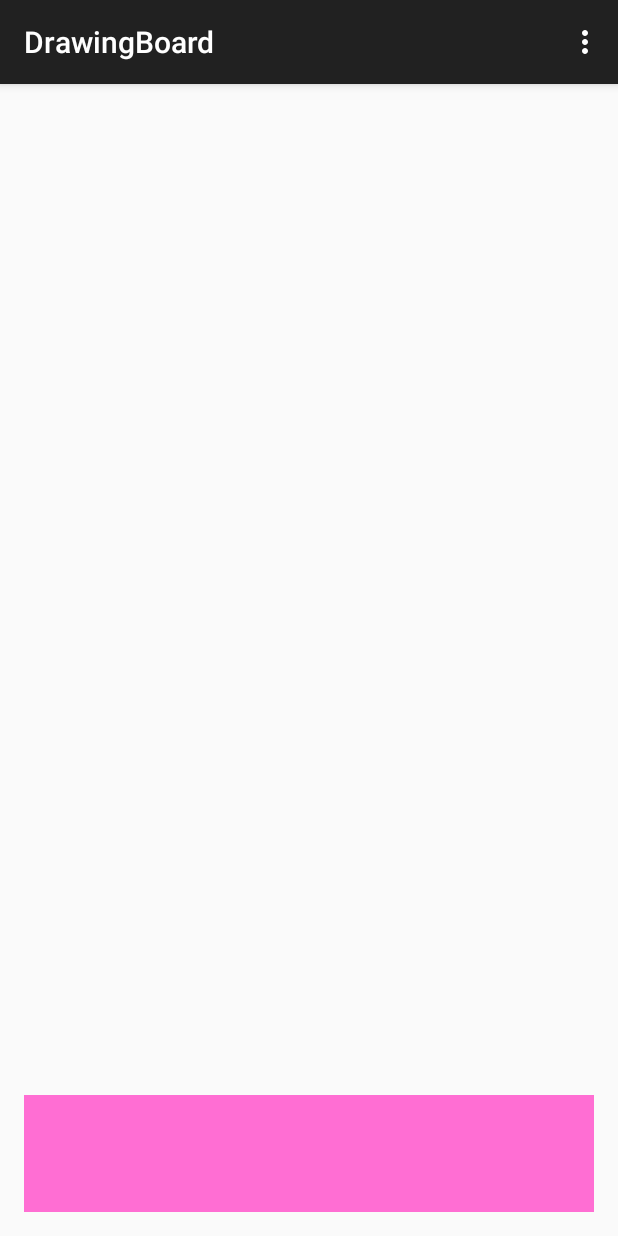
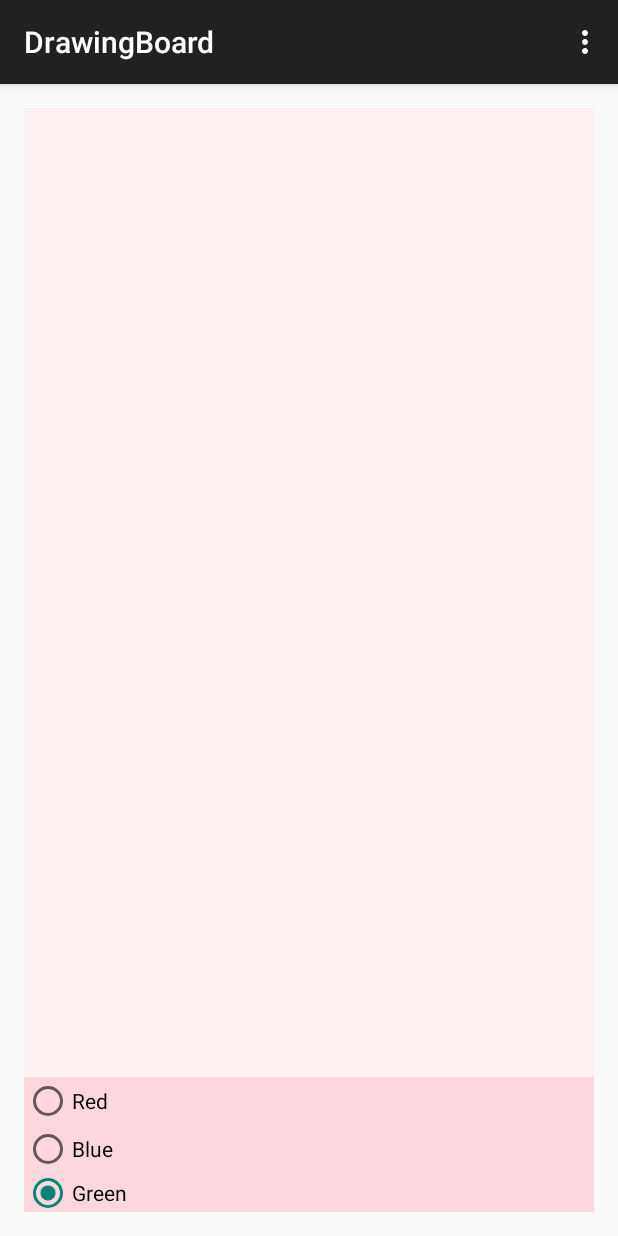
Before and after one commit to fjeljabali/Android, an Android app: the screen it shows after launch (MainActivity), in the options menu, after a tap on "Settings", on a phone screen of 412 x 824 dp. Run offline under Robolectric (Android 15) with nearby library versions, the phone set to English and light mode, and no system bars; libraries missing offline, so code that uses them is left out: android.test.

Commit message:
Buttons working as well as List for Path and Paint to redraw

```diff
--- a/DrawingBoard/app/src/main/java/cs11d/com/drawingboard/BoardFragment.java
+++ b/DrawingBoard/app/src/main/java/cs11d/com/drawingboard/BoardFragment.java
@@ -1,4 +1,4 @@
-package cs11d.com.drawingboard;
+ package cs11d.com.drawingboard;
 
 import android.app.Fragment;
 import android.content.Context;
@@ -18,11 +18,19 @@ import android.view.ViewGroup;
  */
 public class BoardFragment extends Fragment
 {
+    public static final String TAG = BoardFragment.class.getSimpleName();
+
+    Draw drawingCanvas;
 
     @Override
     public View onCreateView(LayoutInflater li, ViewGroup vg, Bundle b)
     {
-        return new Draw(getActivity());
+        drawingCanvas = new Draw(getActivity());
+        return drawingCanvas;
+    }
+
+    public void changeColor(int color) {
+        drawingCanvas.colorChanged(color);
     }
 
 }
--- a/DrawingBoard/app/src/main/java/cs11d/com/drawingboard/ControllersFragment.java
+++ b/DrawingBoard/app/src/main/java/cs11d/com/drawingboard/ControllersFragment.java
@@ -1,10 +1,14 @@
 package cs11d.com.drawingboard;
 
 import android.app.Fragment;
+import android.graphics.Color;
 import android.os.Bundle;
+import android.test.RenamingDelegatingContext;
 import android.view.LayoutInflater;
 import android.view.View;
 import android.view.ViewGroup;
+import android.widget.RadioButton;
+import android.widget.RadioGroup;
 
 /**
  * Created by Julez on 2/17/15.
@@ -15,6 +19,41 @@ public class ControllersFragment extends Fragment
     public View onCreateView(LayoutInflater li, ViewGroup vg, Bundle b)
     {
         View view = li.inflate(R.layout.controllers_layout, vg, false);
+
+        RadioGroup radioGroup = (RadioGroup) view.findViewById(R.id.radiogroup);
+
+        final RadioButton redbutton = (RadioButton) view.findViewById(R.id.redbutton);
+        final RadioButton bluebutton = (RadioButton) view.findViewById(R.id.bluebutton);
+        final RadioButton greenbutton = (RadioButton) view.findViewById(R.id.greenbutton);
+
+        redbutton.setOnClickListener(new View.OnClickListener()
+        {
+            public void onClick(View v)
+            {
+                ((MainActivity) getActivity()).changeColor(Color.RED);
+            }
+        });
+
+        bluebutton.setOnClickListener(new View.OnClickListener()
+
+        {
+            public void onClick(View v)
+            {
+                ((MainActivity) getActivity()).changeColor(Color.BLUE);
+            }
+        });
+
+        greenbutton.setOnClickListener(new View.OnClickListener()
+
+        {
+            public void onClick(View v)
+            {
+                ((MainActivity) getActivity()).changeColor(Color.GREEN);
+            }
+        });
+
+
+
         return view;
     }
 }
--- a/DrawingBoard/app/src/main/java/cs11d/com/drawingboard/Draw.java
+++ b/DrawingBoard/app/src/main/java/cs11d/com/drawingboard/Draw.java
@@ -1,3 +1,8 @@
+/***************************************
+ This class is called in the BoardFragment
+ which extends view to use paint.
+ ***************************************/
+
 package cs11d.com.drawingboard;
 
 import android.content.Context;
@@ -8,27 +13,38 @@ import android.graphics.Path;
 import android.view.MotionEvent;
 import android.view.View;
 
+import java.util.ArrayList;
+import java.util.List;
+
 /**
  * Created by Julez on 2/20/15.
  */
 public class Draw extends View
 {
-    Paint paint = new Paint();
-    Path path = new Path();
+    static Paint paint = new Paint();
+    static Path path = new Path();
+    static Canvas canvas = new Canvas();
+    List<PathColor> pathColorList = new ArrayList();
 
     public Draw(Context context)
     {
         super(context);
+
         paint.setAntiAlias(true); //antiAlias makes sharp pictures and res
         paint.setStrokeWidth(16f);
         paint.setColor(Color.BLACK);
         paint.setStyle(Paint.Style.STROKE);
         paint.setStrokeJoin(Paint.Join.ROUND); //rounds edges of lines
+
+
     }
     @Override
     public void onDraw(Canvas canvas)
     {
-        canvas.drawPath(path,paint);
+        for (PathColor pathColor : pathColorList) {
+            canvas.drawPath(pathColor.path, pathColor.paint);
+        }
+        canvas.drawARGB(100,255,228,225);
     }
 
     @Override
@@ -39,12 +55,34 @@ public class Draw extends View
 
         switch(me.getAction())
         {
-            case MotionEvent.ACTION_DOWN: path.moveTo(x,y); return true;//true if successful and done
-            case MotionEvent.ACTION_MOVE: path.lineTo(x,y);break;//break coz we’re not done with path
-            case MotionEvent.ACTION_UP: break;
-            default: return false; //when not doing a job return false and don’t do.
+            case MotionEvent.ACTION_DOWN:
+                path.moveTo(x,y);
+                return true; //true if successful and done
+
+            case MotionEvent.ACTION_MOVE:
+                path.lineTo(x,y);
+                break;//break coz we’re not done with path
+
+            case MotionEvent.ACTION_UP:
+                Paint copyCurrentPaint = new Paint(paint);
+                Path copyCurrentPath = new Path(path);
+                PathColor copyPathColor = new PathColor(copyCurrentPaint, copyCurrentPath);
+                pathColorList.add(copyPathColor);
+
+                path.reset();
+                break;
+            default:
+                //when not doing a job return false and don’t do.
+                return false;
         }
         invalidate(); //repaint
         return true;
     }
+
+
+    public void colorChanged(int color)
+    {
+        paint.setColor(color);
+        invalidate();
+    }
 }
--- a/DrawingBoard/app/src/main/java/cs11d/com/drawingboard/MainActivity.java
+++ b/DrawingBoard/app/src/main/java/cs11d/com/drawingboard/MainActivity.java
@@ -1,13 +1,25 @@
+/* Julian Eljabali */
+/* Advanced Android */
+/* Assigment # 3 */
+/* February 25th 2015 */
+
+/***************************************
+ This app acts like a drawing board which
+ allows you to draw by touching the screen.
+ ***************************************/
+
 package cs11d.com.drawingboard;
 
 import android.support.v7.app.ActionBarActivity;
 import android.os.Bundle;
+import android.util.Log;
 import android.view.Menu;
 import android.view.MenuItem;
 
 
 public class MainActivity extends ActionBarActivity
 {
+    public static final String TAG = MainActivity.class.getSimpleName();
 
     @Override
     protected void onCreate(Bundle savedInstanceState)
@@ -40,4 +52,13 @@ public class MainActivity extends ActionBarActivity
         }
         return super.onOptionsItemSelected(item);
     }
+
+    public void changeColor(int color) {
+        BoardFragment boardFragment = (BoardFragment) getFragmentManager().findFragmentById(R.id.boardfragment);
+        if (boardFragment != null) {
+            boardFragment.changeColor(color);
+        } else {
+            Log.e(TAG, "can't find " + BoardFragment.TAG);
+        }
+    }
 }
--- a/DrawingBoard/app/src/main/res/layout/activity_main.xml
+++ b/DrawingBoard/app/src/main/res/layout/activity_main.xml
@@ -18,6 +18,6 @@
     <fragment android:name="cs11d.com.drawingboard.ControllersFragment"
         android:id="@+id/controllersfragment"
         android:layout_width="match_parent"
-        android:layout_height="78dp" />
+        android:layout_height="90dp" />
 
 </LinearLayout>
--- a/DrawingBoard/app/src/main/res/layout/board_layout.xml
+++ b/DrawingBoard/app/src/main/res/layout/board_layout.xml
@@ -2,8 +2,6 @@
 <LinearLayout xmlns:android="http://schemas.android.com/apk/res/android"
     android:orientation="vertical"
     android:layout_width="match_parent"
-    android:layout_height="match_parent"
-    android:background="#ffffdddc">
-
+    android:layout_height="match_parent">
 
 </LinearLayout>
--- a/DrawingBoard/app/src/main/res/layout/controllers_layout.xml
+++ b/DrawingBoard/app/src/main/res/layout/controllers_layout.xml
@@ -3,6 +3,34 @@
     android:orientation="vertical"
     android:layout_width="match_parent"
     android:layout_height="match_parent"
-    android:background="#ffff6ed3">
+    android:background="#9bffc0cb">
 
+    <RadioGroup
+        android:id="@+id/radiogroup"
+        android:layout_width="fill_parent"
+        android:layout_height="wrap_content"
+        android:orientation="vertical" >
+
+    <RadioButton
+        android:id="@+id/redbutton"
+        android:layout_width="wrap_content"
+        android:layout_height="wrap_content"
+        android:text="Red"
+         />
+
+    <RadioButton
+        android:id="@+id/bluebutton"
+        android:layout_width="wrap_content"
+        android:layout_height="wrap_content"
+        android:text="Blue"
+         />
+
+    <RadioButton
+        android:id="@+id/greenbutton"
+        android:layout_width="wrap_content"
+        android:layout_height="wrap_content"
+        android:text="Green"
+         />
+
+    </RadioGroup>
 </LinearLayout>
```
Also changed, not shown: DrawingBoard/app/src/main/java/cs11d/com/drawingboard/PathColor.java (added, +20 -0 lines).
